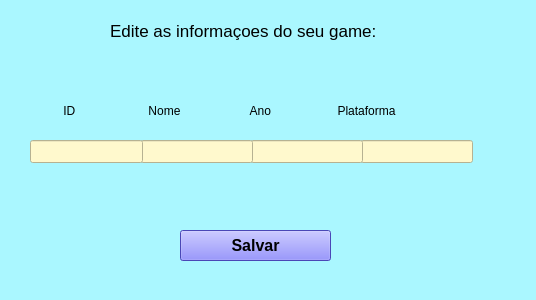
This is edita_jogo.ui in CesarOli/cadastro_de_jogos_e_plataformas as Qt 5 draws it before an edit. The edited form follows.
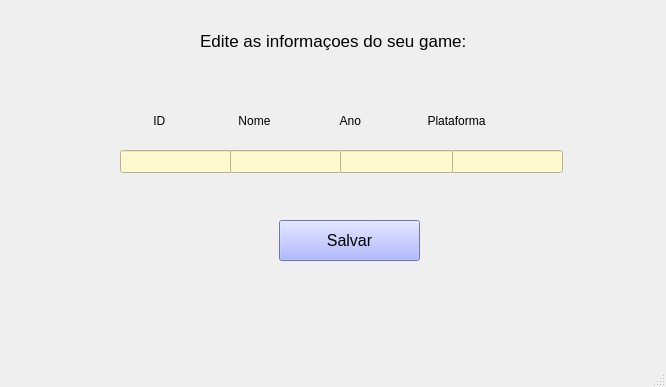
This is the edited form.

Commit message: Criação da tela de ediçao de jogos.

The edit to the form file:
```diff
--- a/edita_jogo.ui
+++ b/edita_jogo.ui
@@ -1,44 +1,24 @@
 <?xml version="1.0" encoding="UTF-8"?>
 <ui version="4.0">
- <class>Form</class>
- <widget class="QWidget" name="Form">
+ <class>MainWindow</class>
+ <widget class="QMainWindow" name="MainWindow">
   <property name="geometry">
    <rect>
     <x>0</x>
     <y>0</y>
-    <width>536</width>
-    <height>300</height>
+    <width>666</width>
+    <height>387</height>
    </rect>
   </property>
   <property name="windowTitle">
    <string>Form</string>
   </property>
-  <property name="styleSheet">
-   <string notr="true">background-color: rgb(170, 247, 255);</string>
-  </property>
-  <widget class="QLabel" name="label">
-   <property name="geometry">
-    <rect>
-     <x>110</x>
-     <y>10</y>
-     <width>301</width>
-     <height>41</height>
-    </rect>
-   </property>
-   <property name="font">
-    <font>
-     <pointsize>13</pointsize>
-    </font>
-   </property>
-   <property name="text">
-    <string>Edite as informaçoes do seu game:</string>
-   </property>
-  </widget>
+  <widget class="QWidget" name="centralwidget">
   <widget class="QLabel" name="label_2">
    <property name="geometry">
     <rect>
-     <x>10</x>
-     <y>90</y>
+      <x>100</x>
+      <y>100</y>
      <width>521</width>
      <height>41</height>
     </rect>
@@ -47,24 +27,24 @@
     <string>                ID                      Nome                     Ano                    Plataforma                 </string>
    </property>
   </widget>
+   <widget class="QLineEdit" name="lineEdit_6">
+    <property name="geometry">
+     <rect>
+      <x>120</x>
+      <y>150</y>
+      <width>113</width>
+      <height>23</height>
+     </rect>
+    </property>
+    <property name="styleSheet">
+     <string notr="true">background-color: rgb(255, 249, 205);</string>
+    </property>
+   </widget>
   <widget class="QLineEdit" name="lineEdit_3">
    <property name="geometry">
     <rect>
-     <x>360</x>
-     <y>140</y>
-     <width>113</width>
-     <height>23</height>
-    </rect>
-   </property>
-   <property name="styleSheet">
-    <string notr="true">background-color: rgb(255, 249, 205);</string>
-   </property>
-  </widget>
-  <widget class="QLineEdit" name="lineEdit_5">
-   <property name="geometry">
-    <rect>
-     <x>250</x>
-     <y>140</y>
+      <x>450</x>
+      <y>150</y>
      <width>113</width>
      <height>23</height>
     </rect>
@@ -76,8 +56,8 @@
   <widget class="QLineEdit" name="lineEdit_4">
    <property name="geometry">
     <rect>
-     <x>140</x>
-     <y>140</y>
+      <x>230</x>
+      <y>150</y>
      <width>113</width>
      <height>23</height>
     </rect>
@@ -86,47 +66,73 @@
     <string notr="true">background-color: rgb(255, 249, 205);</string>
    </property>
   </widget>
-  <widget class="QLineEdit" name="lineEdit_6">
+   <widget class="QPushButton" name="pushButton">
    <property name="geometry">
     <rect>
-     <x>30</x>
-     <y>140</y>
-     <width>113</width>
-     <height>23</height>
-    </rect>
-   </property>
-   <property name="styleSheet">
-    <string notr="true">background-color: rgb(255, 249, 205);</string>
-   </property>
-  </widget>
-  <widget class="QPushButton" name="pushButton_4">
-   <property name="geometry">
-    <rect>
-     <x>180</x>
-     <y>230</y>
-     <width>151</width>
-     <height>31</height>
+      <x>279</x>
+      <y>220</y>
+      <width>141</width>
+      <height>41</height>
     </rect>
    </property>
    <property name="font">
     <font>
      <pointsize>12</pointsize>
-     <weight>75</weight>
-     <italic>false</italic>
-     <bold>true</bold>
-     <underline>false</underline>
-     <strikeout>false</strikeout>
-     <kerning>false</kerning>
+      <weight>50</weight>
+      <bold>false</bold>
     </font>
    </property>
    <property name="styleSheet">
-    <string notr="true">background-color: rgb(104, 99, 255);
-color: rgb(0, 0, 0);</string>
+     <string notr="true">
+background-color: rgb(153, 163, 255);</string>
    </property>
    <property name="text">
     <string>Salvar</string>
    </property>
   </widget>
+   <widget class="QLineEdit" name="lineEdit_5">
+    <property name="geometry">
+     <rect>
+      <x>340</x>
+      <y>150</y>
+      <width>113</width>
+      <height>23</height>
+     </rect>
+    </property>
+    <property name="styleSheet">
+     <string notr="true">background-color: rgb(255, 249, 205);</string>
+    </property>
+   </widget>
+   <widget class="QLabel" name="label">
+    <property name="geometry">
+     <rect>
+      <x>200</x>
+      <y>20</y>
+      <width>301</width>
+      <height>41</height>
+     </rect>
+    </property>
+    <property name="font">
+     <font>
+      <pointsize>13</pointsize>
+     </font>
+    </property>
+    <property name="text">
+     <string>Edite as informaçoes do seu game:</string>
+    </property>
+   </widget>
+  </widget>
+  <widget class="QMenuBar" name="menubar">
+   <property name="geometry">
+    <rect>
+     <x>0</x>
+     <y>0</y>
+     <width>666</width>
+     <height>20</height>
+    </rect>
+   </property>
+  </widget>
+  <widget class="QStatusBar" name="statusbar"/>
  </widget>
  <resources/>
  <connections/>
```
Left out of the diff: 2 changed lines with no effect on the pictures. Lines whose indentation alone changed are shown as unchanged.
